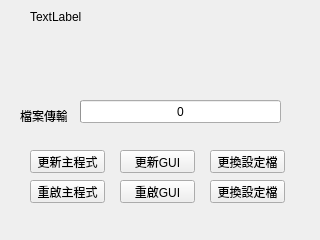
Qt form frmsocketconnection.ui (haoyi-jason/bmsDaemon) before a commit.
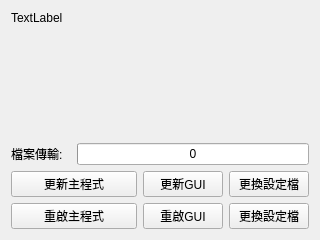
The same form after that commit.

What changed in the file:
```diff
--- a/frmsocketconnection.ui
+++ b/frmsocketconnection.ui
@@ -13,44 +13,9 @@
   <property name="windowTitle">
    <string>BMS Daemon</string>
   </property>
-  <widget class="QProgressBar" name="pbCurrentFile">
-   <property name="geometry">
-    <rect>
-     <x>80</x>
-     <y>100</y>
-     <width>201</width>
-     <height>23</height>
-    </rect>
-   </property>
-   <property name="value">
-    <number>0</number>
-   </property>
-   <property name="format">
-    <string>%v</string>
-   </property>
-  </widget>
-  <widget class="QPushButton" name="pushButton">
-   <property name="geometry">
-    <rect>
-     <x>30</x>
-     <y>150</y>
-     <width>75</width>
-     <height>23</height>
-    </rect>
-   </property>
-   <property name="text">
-    <string>更新主程式</string>
-   </property>
-  </widget>
+  <layout class="QGridLayout" name="gridLayout">
+   <item row="0" column="0" colspan="4">
   <widget class="QLabel" name="lbInfo">
-   <property name="geometry">
-    <rect>
-     <x>30</x>
-     <y>10</y>
-     <width>261</width>
-     <height>81</height>
-    </rect>
-   </property>
    <property name="text">
     <string>TextLabel</string>
    </property>
@@ -58,84 +23,67 @@
     <set>Qt::AlignLeading|Qt::AlignLeft|Qt::AlignTop</set>
    </property>
   </widget>
+   </item>
+   <item row="1" column="0">
   <widget class="QLabel" name="label">
-   <property name="geometry">
-    <rect>
-     <x>20</x>
-     <y>110</y>
-     <width>47</width>
-     <height>12</height>
-    </rect>
-   </property>
    <property name="text">
     <string>檔案傳輸:</string>
    </property>
   </widget>
-  <widget class="QPushButton" name="pushButton_2">
-   <property name="geometry">
-    <rect>
-     <x>120</x>
-     <y>150</y>
-     <width>75</width>
-     <height>23</height>
-    </rect>
-   </property>
+   </item>
+   <item row="1" column="1" colspan="3">
+    <widget class="QProgressBar" name="pbCurrentFile">
+     <property name="value">
+      <number>0</number>
+     </property>
+     <property name="format">
+      <string>%v</string>
+     </property>
+    </widget>
+   </item>
+   <item row="2" column="0" colspan="2">
+    <widget class="QPushButton" name="pbUpdateController">
+     <property name="text">
+      <string>更新主程式</string>
+     </property>
+    </widget>
+   </item>
+   <item row="2" column="2">
+    <widget class="QPushButton" name="pbUpdateUI">
    <property name="text">
     <string>更新GUI</string>
    </property>
   </widget>
-  <widget class="QPushButton" name="pushButton_3">
-   <property name="geometry">
-    <rect>
-     <x>210</x>
-     <y>150</y>
-     <width>75</width>
-     <height>23</height>
-    </rect>
-   </property>
+   </item>
+   <item row="2" column="3">
+    <widget class="QPushButton" name="pbUpdateConfig">
    <property name="text">
     <string>更換設定檔</string>
    </property>
   </widget>
-  <widget class="QPushButton" name="pushButton_4">
-   <property name="geometry">
-    <rect>
-     <x>210</x>
-     <y>180</y>
-     <width>75</width>
-     <height>23</height>
-    </rect>
-   </property>
-   <property name="text">
-    <string>更換設定檔</string>
-   </property>
-  </widget>
-  <widget class="QPushButton" name="pushButton_5">
-   <property name="geometry">
-    <rect>
-     <x>30</x>
-     <y>180</y>
-     <width>75</width>
-     <height>23</height>
-    </rect>
-   </property>
+   </item>
+   <item row="3" column="0" colspan="2">
+    <widget class="QPushButton" name="pbRestartController">
    <property name="text">
     <string>重啟主程式</string>
    </property>
   </widget>
-  <widget class="QPushButton" name="pushButton_6">
-   <property name="geometry">
-    <rect>
-     <x>120</x>
-     <y>180</y>
-     <width>75</width>
-     <height>23</height>
-    </rect>
-   </property>
+   </item>
+   <item row="3" column="2">
+    <widget class="QPushButton" name="pbRestartUI">
    <property name="text">
     <string>重啟GUI</string>
    </property>
   </widget>
+   </item>
+   <item row="3" column="3">
+    <widget class="QPushButton" name="pushButton_4">
+     <property name="text">
+      <string>更換設定檔</string>
+     </property>
+    </widget>
+   </item>
+  </layout>
  </widget>
  <resources/>
  <connections/>
```
Lines whose indentation alone changed are shown as unchanged.
